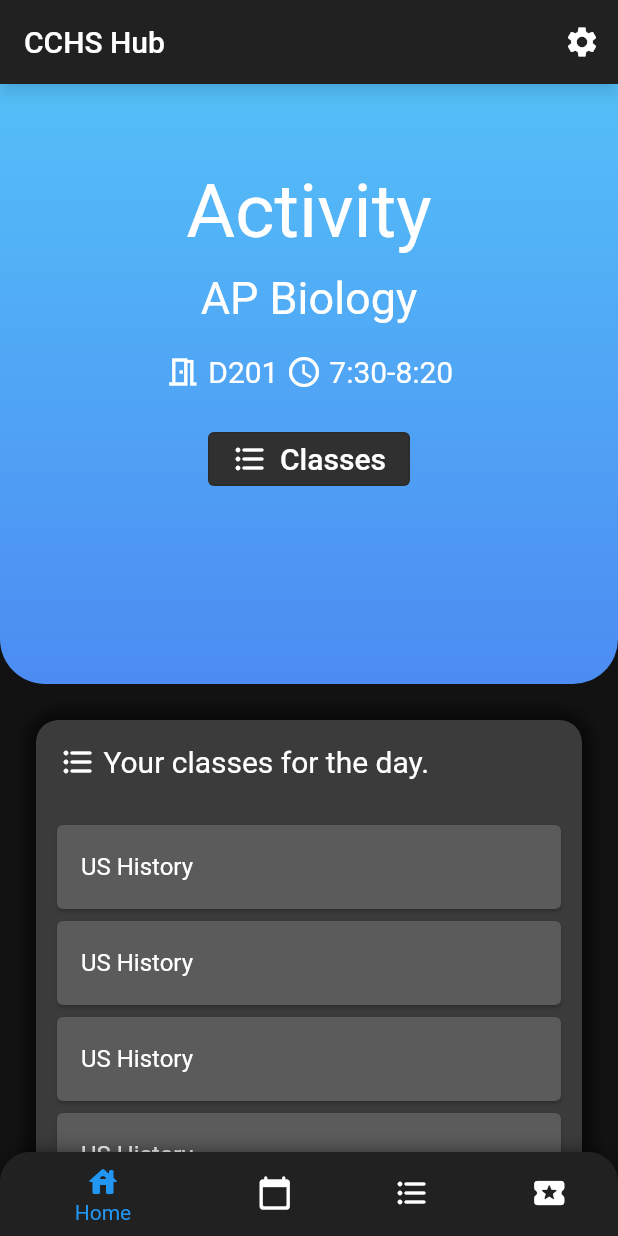
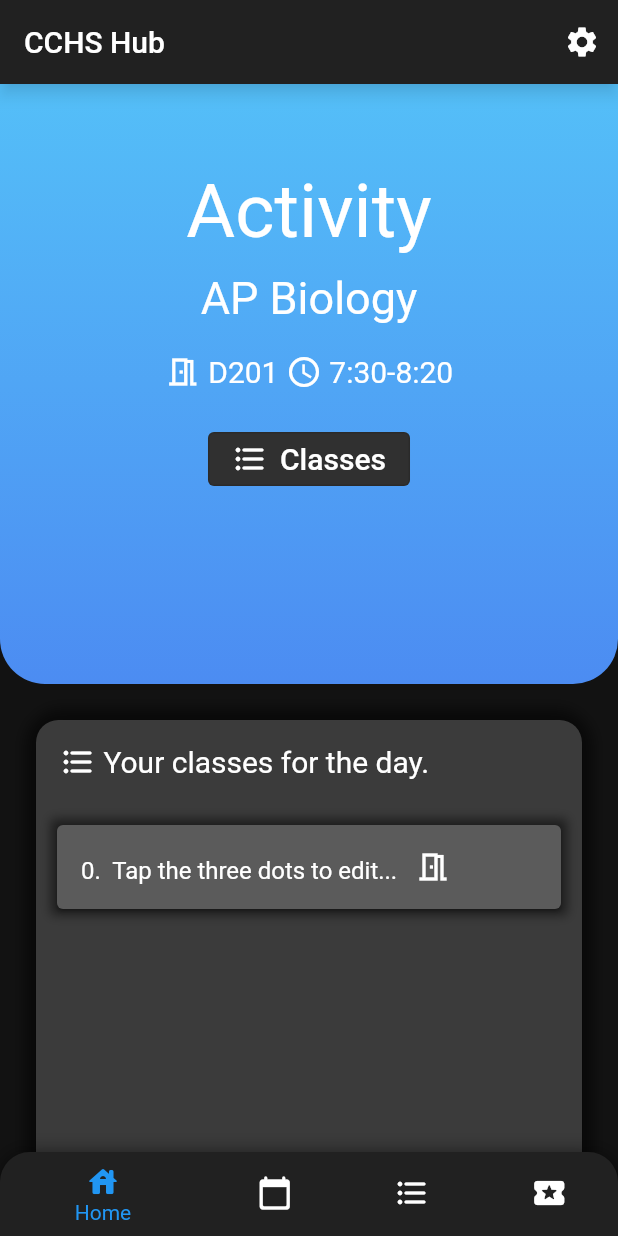
Before and after one commit to Quantam-Studios/fbla-app-2021-2022, a Flutter app: the screen it shows after launch, on a phone screen of 412 x 824 dp. Run offline on Flutter 3.47's test engine with Material 2 defaults, Android fonts, the phone set to English and light mode, and no system bars; drawn by our look-alikes of carousel_slider; our stand-ins replace rflutter_alert, shared_preferences.

Commit message:
Updated the look of class of the day appearance, and load methods.

```diff
--- a/lib/main.dart
+++ b/lib/main.dart
@@ -98,6 +98,12 @@ class TestAppState extends State<MyApp> {
         }
       }
     }
+  }
+
+  @override
+  void initState() {
+    loadSharedPrefs(0);
+    super.initState();
   }
 
   // Bottom Navigation
@@ -412,7 +418,7 @@ class TestAppState extends State<MyApp> {
                 ),
               ),
             ),
-            // classes for the day
+            // Tasks for the day
             Container(
               color: Color(0xFF121212),
               width: 400,
@@ -447,6 +453,9 @@ class TestAppState extends State<MyApp> {
                           title: Center(
                             child: Row(
                               children: [
+                                Center(
+                                    child: Row(
+                                  children: [
                                     Icon(
                                       Icons.format_list_bulleted_rounded,
                                       color: Colors.white,
@@ -457,6 +466,8 @@ class TestAppState extends State<MyApp> {
                                           color: Colors.white, fontSize: 20),
                                     ),
                                   ],
+                                )),
+                              ],
                             ),
                           ),
                         ),
@@ -466,79 +477,61 @@ class TestAppState extends State<MyApp> {
                             child: ListView(
                               scrollDirection: Axis.vertical,
                               children: <Widget>[
-                                Card(
+                                for (var i = 0;
+                                    i < semClassCountsLoad.sem1ClassCount;
+                                    i++)
+                                  // Class card
+                                  Container(
+                                    decoration: new BoxDecoration(
+                                      boxShadow: [
+                                        new BoxShadow(
+                                          color: Colors.black.withOpacity(0.5),
+                                          blurRadius: 5.0,
+                                        ),
+                                      ],
+                                    ),
+                                    // content of container
+                                    child: Card(
                                       color: Color(0xff5b5b5b),
                                       child: ListTile(
-                                    title: Text(
-                                      'US History',
-                                      style: TextStyle(color: Colors.white),
+                                          title: Text.rich(TextSpan(
+                                        style: TextStyle(
+                                          color: Colors.white,
+                                        ),
+                                        children: [
+                                          TextSpan(
+                                            text:
+                                                '${i.toString()}.  ${classesLoaded.sem1Classes[i].name}   ',
+                                          ),
+                                          WidgetSpan(
+                                            child: Icon(
+                                              Icons.meeting_room_outlined,
+                                              color: Colors.white,
                                             ),
                                           ),
+                                          TextSpan(
+                                            text:
+                                                ' ${classesLoaded.sem1Classes[i].room}',
                                           ),
-                                Card(
-                                  color: Color(0xff5b5b5b),
-                                  child: ListTile(
-                                    title: Text(
-                                      'US History',
-                                      style: TextStyle(color: Colors.white),
-                                    ),
-                                  ),
-                                ),
-                                Card(
-                                  color: Color(0xff5b5b5b),
-                                  child: ListTile(
-                                    title: Text(
-                                      'US History',
-                                      style: TextStyle(color: Colors.white),
-                                    ),
-                                  ),
-                                ),
-                                Card(
-                                  color: Color(0xff5b5b5b),
-                                  child: ListTile(
-                                    title: Text(
-                                      'US History',
-                                      style: TextStyle(color: Colors.white),
-                                    ),
-                                  ),
-                                ),
-                                Card(
-                                  color: Color(0xff5b5b5b),
-                                  child: ListTile(
-                                    title: Text(
-                                      'US History',
-                                      style: TextStyle(color: Colors.white),
-                                    ),
-                                  ),
-                                ),
-                                Card(
-                                  color: Color(0xff5b5b5b),
-                                  child: ListTile(
-                                    title: Text(
-                                      'US History',
-                                      style: TextStyle(color: Colors.white),
-                                    ),
-                                  ),
-                                ),
-                                Card(
-                                  color: Color(0xff5b5b5b),
-                                  child: ListTile(
-                                    title: Text(
-                                      'US History',
-                                      style: TextStyle(color: Colors.white),
-                                    ),
+                                        ],
+                                      ))),
                                     ),
                                   ),
                               ],
                             ),
                           ),
                         ),
-                        ButtonBar(
+                        Container(
+                          child: ButtonBar(
                               alignment: MainAxisAlignment.start,
+                              children: [
+                                Row(
                                   children: [
                                     TextButton(
                                       style: TextButton.styleFrom(
-                                primary: Colors.black.withOpacity(0.8),
+                                        primary: Colors.black.withOpacity(0.5),
+                                        backgroundColor:
+                                            Colors.black.withOpacity(0.5),
                                         shape: const BeveledRectangleBorder(
                                           borderRadius: BorderRadius.all(
                                             Radius.circular(5),
@@ -565,6 +558,8 @@ class TestAppState extends State<MyApp> {
                                       ),
                                     ),
                                   ],
+                                )
+                              ]),
                         ),
                       ],
                     ),
@@ -902,6 +897,7 @@ class TestAppState extends State<MyApp> {
             child: BottomNavigationBar(
               backgroundColor: Color(0xFF212121),
               currentIndex: _selectedIndex,
+              showSelectedLabels: true,
               onTap: _onItemTapped,
               selectedItemColor: Colors.blue,
               unselectedItemColor: Colors.white,
```
Lines whose indentation alone changed are shown as unchanged.
